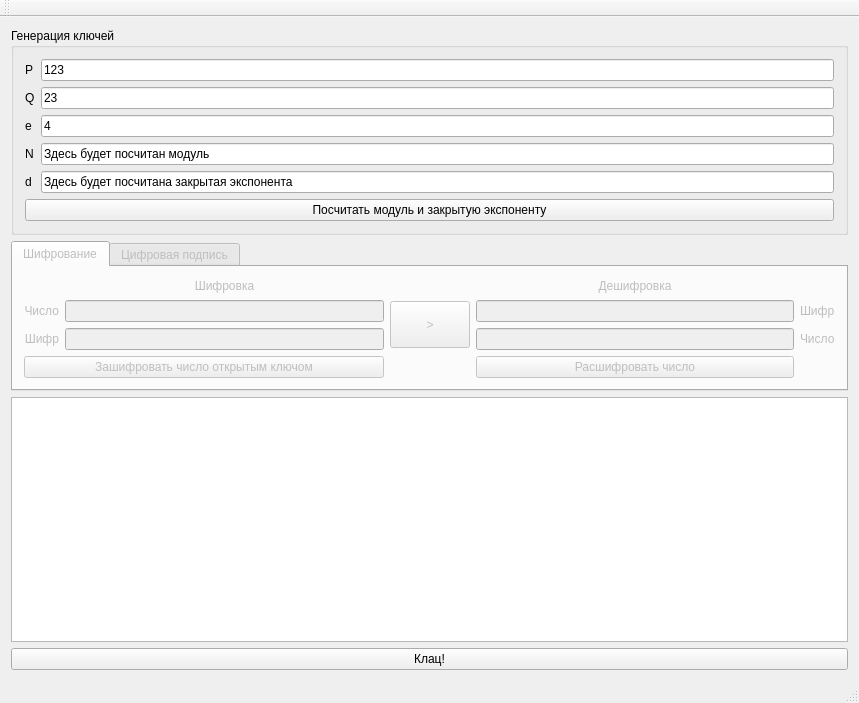
First picture: the form in mainwindow.ui, repository klv-codehub/rsa-cash, before the edit.
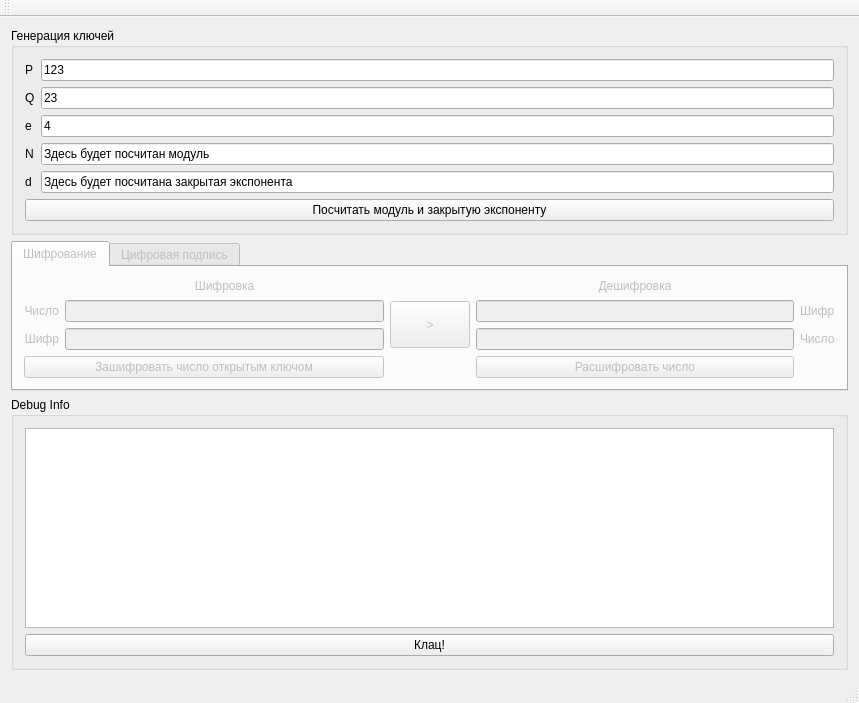
Second picture: the form after the edit.

Diff of the .ui file:
```diff
--- a/mainwindow.ui
+++ b/mainwindow.ui
@@ -351,6 +351,10 @@
      </widget>
     </item>
     <item>
+     <widget class="QGroupBox" name="groupBox_2">
+      <property name="title">
+       <string>Debug Info</string>
+      </property>
      <layout class="QVBoxLayout" name="verticalLayout">
       <item>
        <widget class="QTextEdit" name="textEdit">
@@ -367,6 +371,7 @@
        </widget>
       </item>
      </layout>
+     </widget>
     </item>
    </layout>
    <zorder>groupBox</zorder>
```
Left out of the diff: 5 changed lines with no effect on the pictures. Lines whose indentation alone changed are shown as unchanged.
